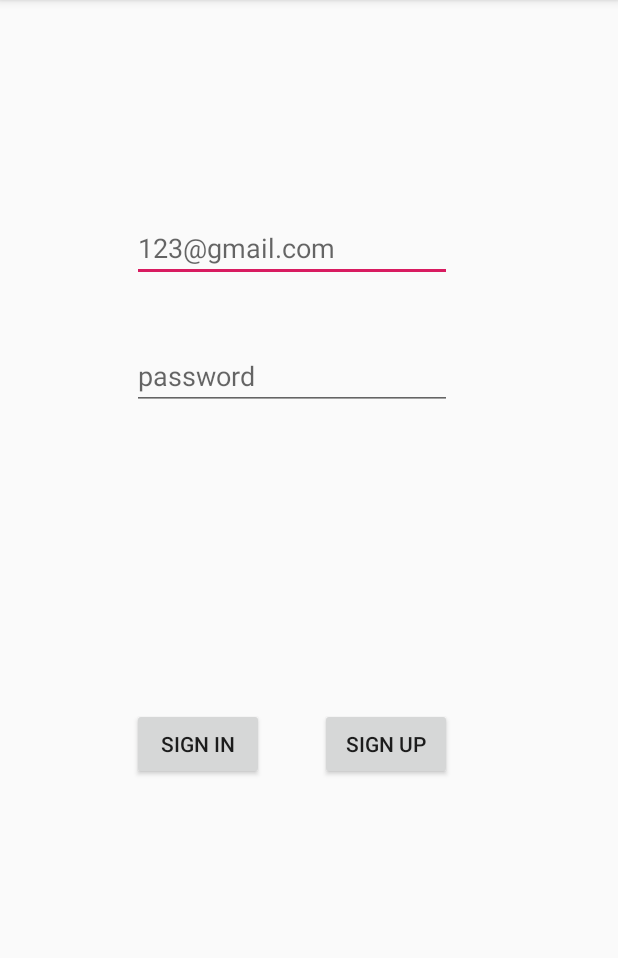
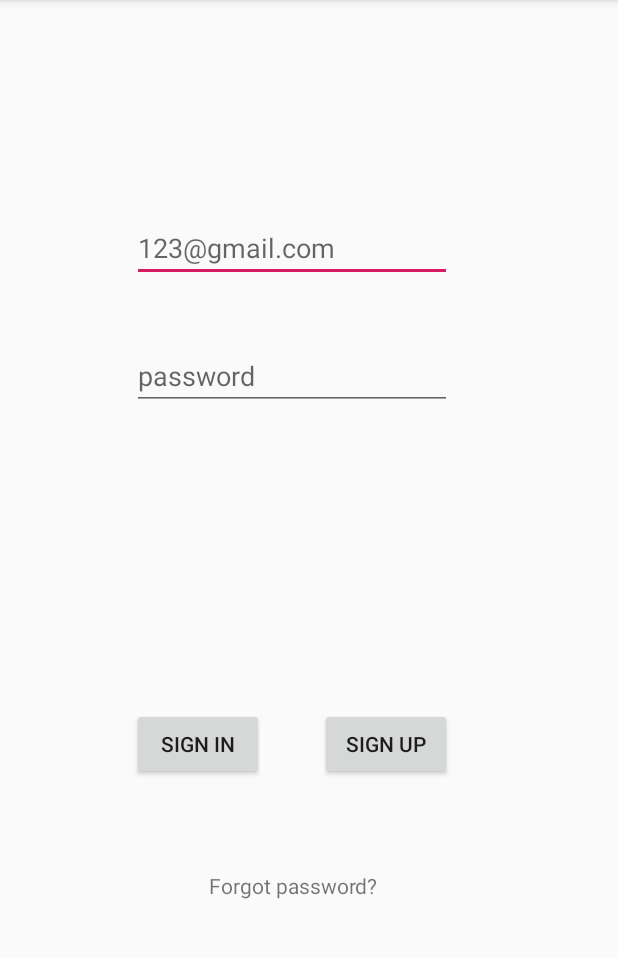
Before and after one commit to Aizoh/EXZY, an Android app: the screen it shows after launch (MainActivity), on a phone screen of 412 x 824 dp, the part 84-1042 px from its top. Run offline under Robolectric (Android 15) with nearby library versions, the light colour scheme and no system bars; our stand-ins replace Firebase (no records; nobody signed in at launch, a user with empty details on screens opened directly).

Commit message:
Added Firebase Password Reset feature

```diff
--- a/app/src/main/AndroidManifest.xml
+++ b/app/src/main/AndroidManifest.xml
@@ -13,7 +13,8 @@
         android:roundIcon="@mipmap/ic_launcher_round"
         android:supportsRtl="true"
         android:theme="@style/AppTheme">
-        <activity android:name=".RecyclerActivity"/>
+        <activity android:name=".ForgotPassActivity"></activity>
+        <activity android:name=".RecyclerActivity" />
         <activity android:name=".SignedInActivity" />
         <activity android:name=".SignUpActivity" />
         <activity android:name=".MainActivity">
--- a/app/src/main/java/com/example/app001/MainActivity.java
+++ b/app/src/main/java/com/example/app001/MainActivity.java
@@ -10,6 +10,7 @@ import android.util.Patterns;
 import android.view.View;
 import android.widget.Button;
 import android.widget.EditText;
+import android.widget.TextView;
 import android.widget.Toast;
 
 import com.google.android.gms.tasks.OnCompleteListener;
@@ -23,6 +24,7 @@ public class MainActivity extends AppCompatActivity implements View.OnClickListe
     //FIELDS//
 
     EditText Etmail,Etpass;
+
     FirebaseAuth firebaseAuth = FirebaseAuth.getInstance();
 
     @Override
@@ -33,9 +35,11 @@ public class MainActivity extends AppCompatActivity implements View.OnClickListe
         Button SignIn = findViewById(R.id.btnIn);
         Etmail = findViewById(R.id.eTmail);
         Etpass = findViewById(R.id.eTpass);
+        TextView Tvforgotpass = findViewById(R.id.forgot_pass);
 
         SignIn.setOnClickListener(this);
         SignUp.setOnClickListener(this);
+        Tvforgotpass.setOnClickListener(this);
     }
     // a method for validation
     public void validateUser(){
@@ -117,6 +121,9 @@ public class MainActivity extends AppCompatActivity implements View.OnClickListe
                 startActivity(new Intent(this, SignUpActivity.class));
 
                 break;
+            case R.id.forgot_pass:
+                startActivity(new Intent(MainActivity.this,ForgotPassActivity.class));
+                break;
         }
 
     }
--- a/app/src/main/java/com/example/app001/RecyclerActivity.java
+++ b/app/src/main/java/com/example/app001/RecyclerActivity.java
@@ -93,7 +93,7 @@ public class RecyclerActivity extends AppCompatActivity  implements View.OnClick
     @Override
     public void onClick(View v) {
 
-        switch (v.getId()){
+       switch (v.getId()){
             case R.id.btnloc:
                 if (mBound) {
                     Location loc = mService.getLocation();
--- a/app/src/main/java/com/example/app001/RecyclerAdapter.java
+++ b/app/src/main/java/com/example/app001/RecyclerAdapter.java
@@ -4,11 +4,13 @@ import android.support.v7.widget.RecyclerView;
 import android.view.LayoutInflater;
 import android.view.View;
 import android.view.ViewGroup;
+import android.widget.Button;
 import android.widget.ImageView;
 import android.widget.TextView;
 
 public class RecyclerAdapter extends RecyclerView.Adapter<RecyclerAdapter.ImageViewHolder> {
-
+    //
+    Button BtnLoc ;
     // a constructor which will accept an array of images
     private int[] images;
 
@@ -21,7 +23,6 @@ public class RecyclerAdapter extends RecyclerView.Adapter<RecyclerAdapter.ImageV
     public ImageViewHolder onCreateViewHolder( ViewGroup parent, int viewType) {
         //responsible for creating every object view
         View view = LayoutInflater.from(parent.getContext()).inflate(R.layout.activity_terror,parent,false);
-
         // from the constructor of the Image view holder static class
         ImageViewHolder imageViewHolder = new ImageViewHolder(view);
 
--- a/app/src/main/res/layout/activity_main.xml
+++ b/app/src/main/res/layout/activity_main.xml
@@ -64,4 +64,14 @@
         app:layout_constraintEnd_toEndOf="parent"
         app:layout_constraintHorizontal_bias="0.17"
         app:layout_constraintStart_toEndOf="@+id/btnIn" />
+
+    <TextView
+        android:id="@+id/forgot_pass"
+        android:layout_width="wrap_content"
+        android:layout_height="wrap_content"
+        android:layout_marginEnd="160dp"
+        android:layout_marginBottom="168dp"
+        android:text="@string/forgotpass"
+        app:layout_constraintBottom_toBottomOf="parent"
+        app:layout_constraintEnd_toEndOf="parent" />
 </android.support.constraint.ConstraintLayout>
--- a/app/src/main/res/layout/activity_recycler.xml
+++ b/app/src/main/res/layout/activity_recycler.xml
@@ -19,8 +19,9 @@
         android:id="@+id/btnloc"
         android:layout_width="wrap_content"
         android:layout_height="wrap_content"
-        android:text="@string/location"
         android:layout_alignParentBottom="true"
         android:layout_centerHorizontal="true"
-        android:layout_marginBottom="50dp"/>
+        android:layout_marginBottom="50dp"
+        android:onClick="onClick"
+        android:text="@string/location" />
 </RelativeLayout>
--- a/app/src/main/res/layout/activity_terror.xml
+++ b/app/src/main/res/layout/activity_terror.xml
@@ -21,5 +21,4 @@
         android:padding="8dp"
         android:textStyle="bold"
         />
-
 </LinearLayout>
--- a/app/src/main/res/values/strings.xml
+++ b/app/src/main/res/values/strings.xml
@@ -8,4 +8,6 @@
     <string name="hometext">Welcome Home</string>
     <string name="loginText">Already a member ? Log in</string>
     <string name="location">Get location</string>
+    <string name="forgotpass">Forgot password?</string>
+    <string name="reset_pass">Reset Password</string>
 </resources>
```
Also changed, not shown: app/src/main/java/com/example/app001/ForgotPassActivity.java (added, +75 -0 lines), app/src/main/res/layout/activity_forgot_pass.xml (added, +31 -0 lines).
